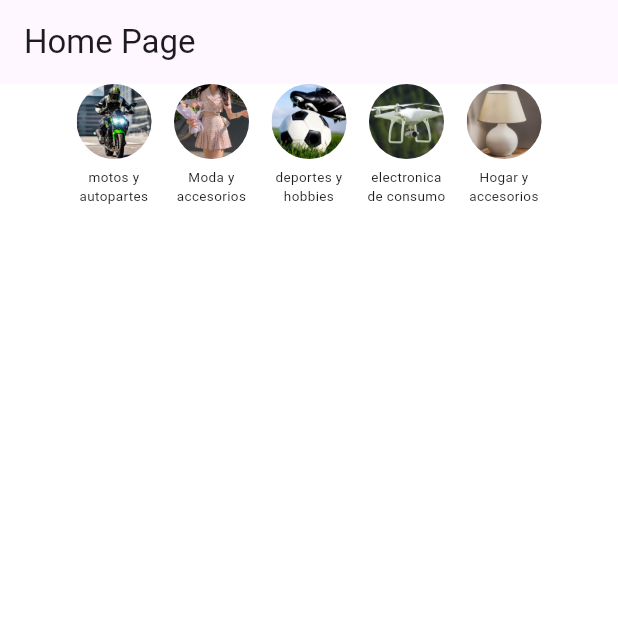
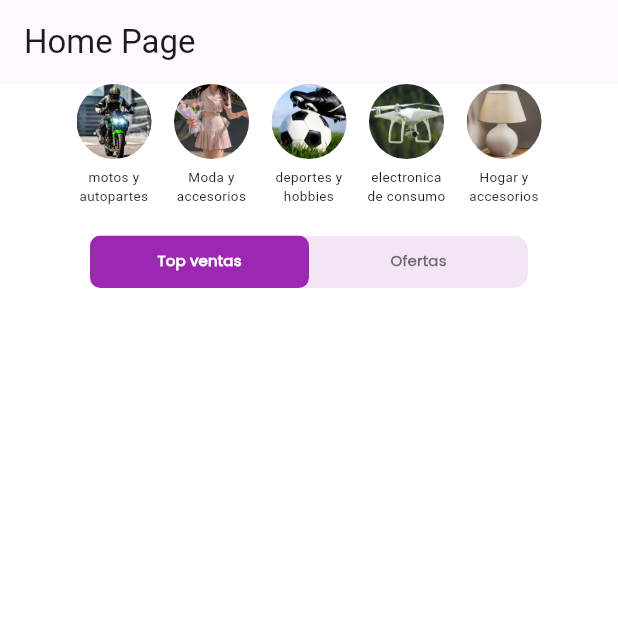
Before and after one commit to thereallexluttor/orderly, a Flutter app: the screen it shows once a user with an empty profile is signed in, on a phone screen of 412 x 824 dp, the top half of it. Run offline on Flutter 3.47's test engine with Material 3 defaults, Android fonts, the phone set to English and light mode, and no system bars; our stand-ins replace cloud_firestore, firebase_auth, firebase_core, flutter_form_builder, geolocator, google_sign_in and 5 more; accounts and stored records are empty.

Commit message:
custom tabbar implementation

```diff
--- a/lib/homepage/homepage.dart
+++ b/lib/homepage/homepage.dart
@@ -5,17 +5,20 @@ import 'package:flutter/material.dart';
 import 'package:orderly/homepage/product_category/category_buttons.dart';
 import 'package:orderly/homepage/sales&deals/sales&deals.dart';
 import 'package:cloud_firestore/cloud_firestore.dart';
-
+import 'package:orderly/homepage/tabbar/TabItem.dart';
 
 class HomePage extends StatelessWidget {
   const HomePage({super.key});
 
   @override
   Widget build(BuildContext context) {
-    return Scaffold(
+    return DefaultTabController(
+      length: 2,
+      child: Scaffold(
         backgroundColor: Colors.white,
         appBar: AppBar(
           title: Text('Home Page'),
+
         ),
         body: Padding(
           padding: const EdgeInsets.all(0.0),
@@ -51,8 +54,42 @@ class HomePage extends StatelessWidget {
                 ],
               ),
               SizedBox(height: 20), // Espacio entre las categorías y los botones de venta
+
+              PreferredSize(
+                preferredSize: const Size.fromHeight(60),
+                child: ClipRRect(
+                  borderRadius: const BorderRadius.all(Radius.circular(7)),
+                  child: Container(
+                    height: 35,
+                    margin: const EdgeInsets.symmetric(horizontal: 60),
+                    decoration: BoxDecoration(
+                      borderRadius: const BorderRadius.all(Radius.circular(10)),
+                      color: Colors.purple.shade50,
+                    ),
+                    child: const TabBar(
+                      indicatorSize: TabBarIndicatorSize.tab,
+                      dividerColor: Colors.transparent,
+                      indicator: BoxDecoration(
+                        color: Colors.purple,
+                        borderRadius: BorderRadius.all(Radius.circular(7)),
+                      ),
+                      labelColor: Colors.white,
+                      unselectedLabelColor: Colors.black54,
+                      tabs: [
+                        TabItem(title: 'Top ventas'),
+                        TabItem(title: 'Ofertas'),
+
+                      ],
+                    ),
+                  ),
+                ),
+              ),
+
               Expanded(
-              child: StreamBuilder(
+                child: TabBarView(
+                  children: [
+                    // Top Tiendas tab
+                    StreamBuilder(
                       stream: FirebaseFirestore.instance.collection('Orderly/Stores/Stores').snapshots(),
                       builder: (context, AsyncSnapshot<QuerySnapshot> snapshot) {
                         if (!snapshot.hasData) {
@@ -74,8 +111,15 @@ class HomePage extends StatelessWidget {
                         );
                       },
                     ),
+                    // Ofertas tab
+                    Center(
+                      child: Text('Ofertas', style: TextStyle(fontSize: 24, fontWeight: FontWeight.bold)),
                     ),
                   ],
+                ),
+              ),
+            ],
+          ),
         ),
       ),
     );
--- /dev/null
+++ b/lib/homepage/tabbar/TabItem.dart
@@ -0,0 +1,31 @@
+import 'package:flutter/material.dart';
+
+class TabItem extends StatelessWidget {
+  final String title;
+
+
+  const TabItem({
+    super.key,
+    required this.title,
+  });
+
+  @override
+  Widget build(BuildContext context) {
+    return Tab(
+      child: Row(
+        mainAxisAlignment: MainAxisAlignment.center,
+        children: [
+          Text(
+            title,
+            style: const TextStyle(
+                          fontSize: 10,
+                          fontWeight: FontWeight.bold,
+                          fontFamily: "Poppins",
+                        ),
+            overflow: TextOverflow.ellipsis,
+          ),
+        ],
+      ),
+    );
+  }
+}
```
Lines whose indentation alone changed are shown as unchanged.
